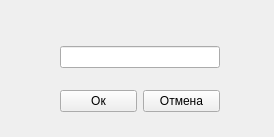
Old version of the form desktop_version/ui/tt_tuple_part_rename.ui in the repository WilldyM/AdaptiveInformationalSystem.
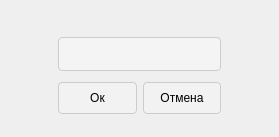
New version of the form.

```diff
--- a/desktop_version/ui/tt_tuple_part_rename.ui
+++ b/desktop_version/ui/tt_tuple_part_rename.ui
@@ -6,25 +6,72 @@
    <rect>
     <x>0</x>
     <y>0</y>
-    <width>274</width>
+    <width>279</width>
     <height>137</height>
    </rect>
   </property>
   <property name="windowTitle">
    <string>Переименование операнда</string>
   </property>
-  <widget class="QWidget" name="verticalLayoutWidget">
+  <widget class="QFrame" name="verticalFrame">
    <property name="geometry">
     <rect>
-     <x>60</x>
-     <y>30</y>
-     <width>160</width>
-     <height>99</height>
+     <x>-1</x>
+     <y>-2</y>
+     <width>281</width>
+     <height>141</height>
     </rect>
    </property>
+   <property name="styleSheet">
+    <string notr="true">QFrame {
+margin: 0 50%;
+}
+QPushButton {
+margin-top: 10px; 
+margin-bottom: 20px;
+margin-left: 0px;
+margin-right: 0px;
+max-height: 30px;
+min-height: 30px;
+background-color: rgba(255, 255, 255, 20%); 
+border: 1px solid #ccc;
+border-radius: 4px;
+padding: 0;
+}
+QPushButton:hover {
+    background-color: rgba(255, 255, 255, 80%);
+}
+QPushButton:pressed {
+    background-color: rgba(255, 255, 255, 100%);
+}
+
+QLineEdit {
+margin-top: 30px;
+max-height: 30px;
+min-height: 30px;
+background-color: #F4F4F4;
+color: #404040;
+border: 1px solid #ccc;
+padding: 1px 5px;
+border-radius: 4px;
+}
+
+QLineEdit:hover, QLineEdit:focus {
+    background-color: #FFFFFF;
+    border: 1px solid #9B9B9B;
+}
+</string>
+   </property>
    <layout class="QVBoxLayout" name="verticalLayout">
     <item>
-     <widget class="QLineEdit" name="lineEdit"/>
+     <widget class="QLineEdit" name="lineEdit">
+      <property name="sizePolicy">
+       <sizepolicy hsizetype="Expanding" vsizetype="Expanding">
+        <horstretch>0</horstretch>
+        <verstretch>0</verstretch>
+       </sizepolicy>
+      </property>
+     </widget>
     </item>
     <item>
      <layout class="QHBoxLayout" name="horizontalLayout" stretch="0,0">
@@ -34,7 +81,7 @@
       <item>
        <widget class="QPushButton" name="pushButton">
         <property name="sizePolicy">
-         <sizepolicy hsizetype="Fixed" vsizetype="Fixed">
+         <sizepolicy hsizetype="Expanding" vsizetype="Expanding">
           <horstretch>0</horstretch>
           <verstretch>0</verstretch>
          </sizepolicy>
@@ -50,7 +97,7 @@
       <item>
        <widget class="QPushButton" name="pushButton_2">
         <property name="sizePolicy">
-         <sizepolicy hsizetype="Fixed" vsizetype="Fixed">
+         <sizepolicy hsizetype="Expanding" vsizetype="Expanding">
           <horstretch>0</horstretch>
           <verstretch>0</verstretch>
          </sizepolicy>
```
Left out of the diff: 6 changed lines with no effect on the pictures.
